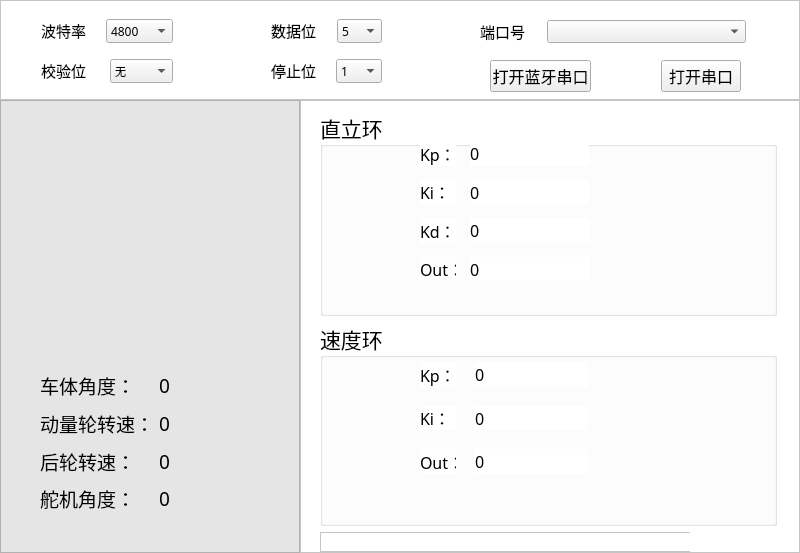
Before: the Qt Designer form mainWindow.ui in TJU-Balanced-Car/Balanced-Car-Tool, drawn with Qt 5.
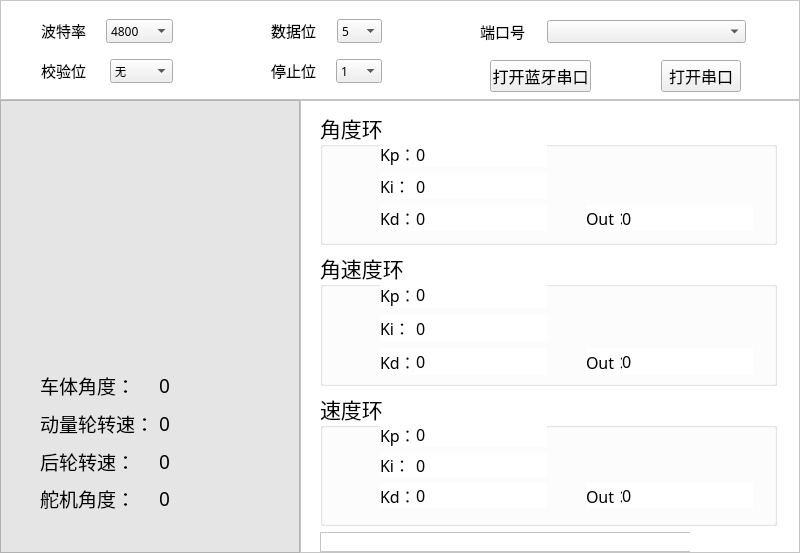
After: the same form once the commit is applied.

Commit message:
适配了龙邱方案
更新UI，适配龙邱串级PID方案

What changed in the file:
```diff
--- a/mainWindow.ui
+++ b/mainWindow.ui
@@ -630,22 +630,25 @@
           </font>
          </property>
          <property name="title">
-          <string>直立环</string>
+          <string>角度环</string>
          </property>
-         <widget class="QWidget" name="layoutWidget">
+         <widget class="QWidget" name="">
           <property name="geometry">
            <rect>
-            <x>100</x>
+            <x>60</x>
             <y>30</y>
-            <width>169</width>
-            <height>140</height>
+            <width>373</width>
+            <height>90</height>
            </rect>
           </property>
-          <layout class="QVBoxLayout" name="verticalLayout_2">
-           <property name="spacing">
-            <number>14</number>
+          <layout class="QGridLayout" name="gridLayout_4">
+           <property name="horizontalSpacing">
+            <number>39</number>
            </property>
-           <item>
+           <property name="verticalSpacing">
+            <number>6</number>
+           </property>
+           <item row="0" column="0">
             <layout class="QHBoxLayout" name="horizontalLayout_11">
              <item>
               <widget class="QLabel" name="label_12">
@@ -673,7 +676,7 @@
               </widget>
              </item>
              <item>
-              <widget class="QLabel" name="VerticalKp">
+              <widget class="QLabel" name="angleKp">
                <property name="minimumSize">
                 <size>
                  <width>122</width>
@@ -693,7 +696,7 @@
              </item>
             </layout>
            </item>
-           <item>
+           <item row="1" column="0">
             <layout class="QHBoxLayout" name="horizontalLayout_12">
              <item>
               <widget class="QLabel" name="label_14">
@@ -721,7 +724,7 @@
               </widget>
              </item>
              <item>
-              <widget class="QLabel" name="VerticalKi">
+              <widget class="QLabel" name="angleKi">
                <property name="minimumSize">
                 <size>
                  <width>122</width>
@@ -741,7 +744,7 @@
              </item>
             </layout>
            </item>
-           <item>
+           <item row="2" column="0">
             <layout class="QHBoxLayout" name="horizontalLayout_13">
              <item>
               <widget class="QLabel" name="label_16">
@@ -769,7 +772,7 @@
               </widget>
              </item>
              <item>
-              <widget class="QLabel" name="VerticalKd">
+              <widget class="QLabel" name="angleKd">
                <property name="minimumSize">
                 <size>
                  <width>122</width>
@@ -789,7 +792,7 @@
              </item>
             </layout>
            </item>
-           <item>
+           <item row="2" column="1">
             <layout class="QHBoxLayout" name="horizontalLayout_18">
              <item>
               <widget class="QLabel" name="label_26">
@@ -817,7 +820,7 @@
               </widget>
              </item>
              <item>
-              <widget class="QLabel" name="VerticalOut">
+              <widget class="QLabel" name="angleOut">
                <property name="minimumSize">
                 <size>
                  <width>122</width>
@@ -841,7 +844,7 @@
          </widget>
         </widget>
        </item>
-       <item row="2" column="0">
+       <item row="4" column="0">
         <widget class="QFrame" name="frame_2">
          <property name="maximumSize">
           <size>
@@ -870,7 +873,7 @@
          </widget>
         </widget>
        </item>
-       <item row="1" column="0">
+       <item row="2" column="0">
         <widget class="QGroupBox" name="groupBox_2">
          <property name="font">
           <font>
@@ -879,22 +882,245 @@
           </font>
          </property>
          <property name="title">
+          <string>角速度环</string>
+         </property>
+         <widget class="QWidget" name="">
+          <property name="geometry">
+           <rect>
+            <x>60</x>
+            <y>30</y>
+            <width>373</width>
+            <height>94</height>
+           </rect>
+          </property>
+          <layout class="QGridLayout" name="gridLayout_5">
+           <property name="horizontalSpacing">
+            <number>39</number>
+           </property>
+           <property name="verticalSpacing">
+            <number>6</number>
+           </property>
+           <item row="0" column="0">
+            <layout class="QHBoxLayout" name="horizontalLayout_25">
+             <item>
+              <widget class="QLabel" name="label_19">
+               <property name="minimumSize">
+                <size>
+                 <width>36</width>
+                 <height>0</height>
+                </size>
+               </property>
+               <property name="maximumSize">
+                <size>
+                 <width>36</width>
+                 <height>16777215</height>
+                </size>
+               </property>
+               <property name="font">
+                <font>
+                 <family>小米兰亭</family>
+                 <pointsize>12</pointsize>
+                </font>
+               </property>
+               <property name="text">
+                <string>Kp：</string>
+               </property>
+              </widget>
+             </item>
+             <item>
+              <widget class="QLabel" name="accKp">
+               <property name="minimumSize">
+                <size>
+                 <width>122</width>
+                 <height>0</height>
+                </size>
+               </property>
+               <property name="font">
+                <font>
+                 <family>小米兰亭</family>
+                 <pointsize>12</pointsize>
+                </font>
+               </property>
+               <property name="text">
+                <string>0</string>
+               </property>
+              </widget>
+             </item>
+            </layout>
+           </item>
+           <item row="1" column="0">
+            <layout class="QHBoxLayout" name="horizontalLayout_26">
+             <item>
+              <widget class="QLabel" name="label_21">
+               <property name="minimumSize">
+                <size>
+                 <width>36</width>
+                 <height>0</height>
+                </size>
+               </property>
+               <property name="maximumSize">
+                <size>
+                 <width>36</width>
+                 <height>16777215</height>
+                </size>
+               </property>
+               <property name="font">
+                <font>
+                 <family>小米兰亭</family>
+                 <pointsize>12</pointsize>
+                </font>
+               </property>
+               <property name="text">
+                <string>Ki：</string>
+               </property>
+              </widget>
+             </item>
+             <item>
+              <widget class="QLabel" name="accKi">
+               <property name="minimumSize">
+                <size>
+                 <width>122</width>
+                 <height>0</height>
+                </size>
+               </property>
+               <property name="font">
+                <font>
+                 <family>小米兰亭</family>
+                 <pointsize>12</pointsize>
+                </font>
+               </property>
+               <property name="text">
+                <string>0</string>
+               </property>
+              </widget>
+             </item>
+            </layout>
+           </item>
+           <item row="2" column="0">
+            <layout class="QHBoxLayout" name="horizontalLayout_27">
+             <item>
+              <widget class="QLabel" name="label_22">
+               <property name="minimumSize">
+                <size>
+                 <width>36</width>
+                 <height>0</height>
+                </size>
+               </property>
+               <property name="maximumSize">
+                <size>
+                 <width>36</width>
+                 <height>16777215</height>
+                </size>
+               </property>
+               <property name="font">
+                <font>
+                 <family>小米兰亭</family>
+                 <pointsize>12</pointsize>
+                </font>
+               </property>
+               <property name="text">
+                <string>Kd：</string>
+               </property>
+              </widget>
+             </item>
+             <item>
+              <widget class="QLabel" name="accKd">
+               <property name="minimumSize">
+                <size>
+                 <width>122</width>
+                 <height>0</height>
+                </size>
+               </property>
+               <property name="font">
+                <font>
+                 <family>小米兰亭</family>
+                 <pointsize>12</pointsize>
+                </font>
+               </property>
+               <property name="text">
+                <string>0</string>
+               </property>
+              </widget>
+             </item>
+            </layout>
+           </item>
+           <item row="2" column="1">
+            <layout class="QHBoxLayout" name="horizontalLayout_28">
+             <item>
+              <widget class="QLabel" name="label_29">
+               <property name="minimumSize">
+                <size>
+                 <width>36</width>
+                 <height>0</height>
+                </size>
+               </property>
+               <property name="maximumSize">
+                <size>
+                 <width>36</width>
+                 <height>16777215</height>
+                </size>
+               </property>
+               <property name="font">
+                <font>
+                 <family>小米兰亭</family>
+                 <pointsize>12</pointsize>
+                </font>
+               </property>
+               <property name="text">
+                <string>Out：</string>
+               </property>
+              </widget>
+             </item>
+             <item>
+              <widget class="QLabel" name="accOut">
+               <property name="minimumSize">
+                <size>
+                 <width>122</width>
+                 <height>0</height>
+                </size>
+               </property>
+               <property name="font">
+                <font>
+                 <family>小米兰亭</family>
+                 <pointsize>12</pointsize>
+                </font>
+               </property>
+               <property name="text">
+                <string>0</string>
+               </property>
+              </widget>
+             </item>
+            </layout>
+           </item>
+          </layout>
+         </widget>
+        </widget>
+       </item>
+       <item row="3" column="0">
+        <widget class="QGroupBox" name="groupBox_3">
+         <property name="font">
+          <font>
+           <family>黑体</family>
+           <pointsize>16</pointsize>
+          </font>
+         </property>
+         <property name="title">
           <string>速度环</string>
          </property>
-         <widget class="QWidget" name="layoutWidget">
+         <widget class="QWidget" name="">
           <property name="geometry">
            <rect>
-            <x>100</x>
-            <y>40</y>
-            <width>168</width>
-            <height>112</height>
+            <x>60</x>
+            <y>30</y>
+            <width>373</width>
+            <height>86</height>
            </rect>
           </property>
-          <layout class="QVBoxLayout" name="verticalLayout_3">
-           <property name="spacing">
-            <number>19</number>
+          <layout class="QGridLayout" name="gridLayout_6">
+           <property name="horizontalSpacing">
+            <number>39</number>
            </property>
-           <item>
+           <item row="0" column="0">
             <layout class="QHBoxLayout" name="horizontalLayout_14">
              <item>
               <widget class="QLabel" name="label_18">
@@ -922,7 +1148,7 @@
               </widget>
              </item>
              <item>
-              <widget class="QLabel" name="VelocityKp">
+              <widget class="QLabel" name="velKp">
                <property name="minimumSize">
                 <size>
                  <width>122</width>
@@ -942,7 +1168,7 @@
              </item>
             </layout>
            </item>
-           <item>
+           <item row="1" column="0">
             <layout class="QHBoxLayout" name="horizontalLayout_15">
              <item>
               <widget class="QLabel" name="label_20">
@@ -970,7 +1196,7 @@
               </widget>
              </item>
              <item>
-              <widget class="QLabel" name="VelocityKi">
+              <widget class="QLabel" name="velKi">
                <property name="minimumSize">
                 <size>
                  <width>122</width>
@@ -990,7 +1216,55 @@
              </item>
             </layout>
            </item>
-           <item>
+           <item row="2" column="0">
+            <layout class="QHBoxLayout" name="horizontalLayout_29">
+             <item>
+              <widget class="QLabel" name="label_23">
+               <property name="minimumSize">
+                <size>
+                 <width>36</width>
+                 <height>0</height>
+                </size>
+               </property>
+               <property name="maximumSize">
+                <size>
+                 <width>36</width>
+                 <height>16777215</height>
+                </size>
+               </property>
+               <property name="font">
+                <font>
+                 <family>小米兰亭</family>
+                 <pointsize>12</pointsize>
+                </font>
+               </property>
+               <property name="text">
+                <string>Kd：</string>
+               </property>
+              </widget>
+             </item>
+             <item>
+              <widget class="QLabel" name="velKd">
+               <property name="minimumSize">
+                <size>
+                 <width>122</width>
+                 <height>0</height>
+                </size>
+               </property>
+               <property name="font">
+                <font>
+                 <family>小米兰亭</family>
+                 <pointsize>12</pointsize>
+                </font>
+               </property>
+               <property name="text">
+                <string>0</string>
+               </property>
+              </widget>
+             </item>
+            </layout>
+           </item>
+           <item row="2" column="1">
             <layout class="QHBoxLayout" name="horizontalLayout_19">
              <item>
               <widget class="QLabel" name="label_28">
@@ -1018,7 +1292,7 @@
               </widget>
              </item>
              <item>
-              <widget class="QLabel" name="VelocityOut">
+              <widget class="QLabel" name="velOut">
                <property name="minimumSize">
                 <size>
                  <width>122</width>
```
The commit also changes 2 other files.
